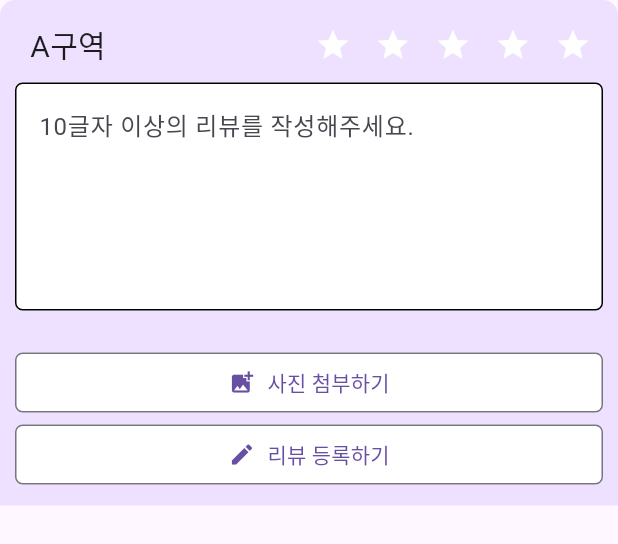
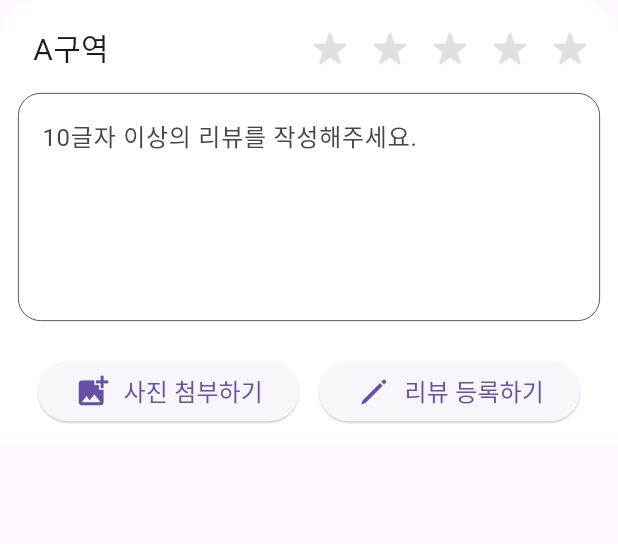
Before and after one commit to 2024-capstone-team119/FE-page, a Flutter app: the SeatWrite widget shown alone on an empty page, opened directly, on a phone screen of 412 x 824 dp. Shown: the top 544 px of the screen. Run offline on Flutter 3.47's test engine with Material 3 defaults, Android fonts, the phone set to English and light mode, and no system bars; our stand-ins replace card_swiper, fluttertoast, get, image_picker, table_calendar; missing offline and left inert: flutter_validator; network calls fail; Roboto replaces fonts that are missing (Pretendard).

Commit message:
feat : 좌석 시야 리뷰 페이지 스타일 수정

```diff
--- a/allcon/lib/Pages/seat/seat_main.dart
+++ b/allcon/lib/Pages/seat/seat_main.dart
@@ -3,6 +3,7 @@ import 'package:allcon/pages/seat/seat_write.dart';
 import 'package:allcon/widget/bottom_navigation_bar.dart';
 import 'package:allcon/Pages/Seat/seat_review.dart';
 import 'package:get/get.dart';
+import 'package:flutter/cupertino.dart';
 
 class ReviewController extends GetxController {
   RxMap<int, int> goodCounts = <int, int>{}.obs;
@@ -169,9 +170,10 @@ class _SeatMainState extends State<SeatMain> {
     List<Widget> starIcons = [];
     for (int i = 0; i < 5; i++) {
       if (i < reviewList[index].star) {
-        starIcons.add(const Icon(Icons.star, color: Colors.yellow));
+        starIcons
+            .add(const Icon(CupertinoIcons.star_fill, color: Colors.yellow));
       } else {
-        starIcons.add(const Icon(Icons.star_border, color: Colors.grey));
+        starIcons.add(const Icon(CupertinoIcons.star, color: Colors.black12));
       }
     }
 
--- a/allcon/lib/Pages/seat/seat_write.dart
+++ b/allcon/lib/Pages/seat/seat_write.dart
@@ -1,8 +1,10 @@
+import 'package:allcon/Util/Theme.dart';
 import 'package:flutter/material.dart';
 import 'package:allcon/Pages/Seat/seat_review.dart';
 import 'package:fluttertoast/fluttertoast.dart';
 import 'package:image_picker/image_picker.dart';
 import 'dart:io';
+import 'package:flutter/cupertino.dart';
 
 class SeatWrite extends StatefulWidget {
   const SeatWrite({super.key});
@@ -50,11 +52,11 @@ class _SeatWriteState extends State<SeatWrite> {
         selectedStar > 0 && _textController.text.length >= 10;
 
     return Container(
-      decoration: const BoxDecoration(
-        color: Color.fromARGB(255, 238, 225, 255),
+      decoration: BoxDecoration(
+        color: Colors.white,
         borderRadius: BorderRadius.only(
-          topLeft: Radius.circular(10.0),
-          topRight: Radius.circular(10.0),
+          topLeft: Radius.circular(25.0),
+          topRight: Radius.circular(25.0),
         ),
       ),
       child: Padding(
@@ -66,11 +68,11 @@ class _SeatWriteState extends State<SeatWrite> {
           mainAxisSize: MainAxisSize.min,
           children: <Widget>[
             Padding(
-              padding: const EdgeInsets.all(10.0),
+              padding: const EdgeInsets.all(12.0),
               child: Column(
                 children: [
                   Padding(
-                    padding: const EdgeInsets.fromLTRB(10.0, 0.0, 0.0, 5.0),
+                    padding: const EdgeInsets.fromLTRB(10.0, 0.0, 0.0, 10.0),
                     child: Row(
                       mainAxisAlignment: MainAxisAlignment.spaceBetween,
                       children: [
@@ -88,10 +90,10 @@ class _SeatWriteState extends State<SeatWrite> {
                                   });
                                 },
                                 icon: Icon(
-                                  Icons.star_outlined,
+                                  CupertinoIcons.star_fill,
                                   color: i <= selectedStar
                                       ? Colors.yellow
-                                      : Colors.white,
+                                      : Colors.black12,
                                 ),
                                 visualDensity: VisualDensity.compact,
                               ),
@@ -109,15 +111,17 @@ class _SeatWriteState extends State<SeatWrite> {
                       filled: true,
                       fillColor: Colors.white,
                       focusedBorder: OutlineInputBorder(
-                        borderRadius: BorderRadius.all(Radius.circular(5.0)),
-                        borderSide: BorderSide(width: 1, color: Colors.black),
+                        borderRadius: BorderRadius.all(Radius.circular(15.0)),
+                        borderSide:
+                            BorderSide(width: 0.5, color: Colors.black87),
                       ),
                       enabledBorder: OutlineInputBorder(
-                        borderRadius: BorderRadius.all(Radius.circular(5.0)),
-                        borderSide: BorderSide(width: 1, color: Colors.black),
+                        borderRadius: BorderRadius.all(Radius.circular(15.0)),
+                        borderSide:
+                            BorderSide(width: 0.5, color: Colors.black87),
                       ),
                       border: OutlineInputBorder(
-                        borderRadius: BorderRadius.all(Radius.circular(5.0)),
+                        borderRadius: BorderRadius.all(Radius.circular(15.0)),
                       ),
                     ),
                     onChanged: (_) {
@@ -125,9 +129,12 @@ class _SeatWriteState extends State<SeatWrite> {
                     },
                   ),
                   const SizedBox(
-                    height: 4.0,
+                    height: 3.0,
                   ),
                   uploadPhoto(),
+                  Row(
+                    mainAxisAlignment: MainAxisAlignment.spaceEvenly,
+                    children: [
                       uploadButton(
                         onPressed: () async {
                           multiImage = await picker.pickMultiImage();
@@ -163,9 +170,11 @@ class _SeatWriteState extends State<SeatWrite> {
                                   _showToast('10글자 이상의 리뷰를 작성해주세요.');
                                 }
                               }, // 버튼 비활성화
-                    icon: Icons.edit,
+                        icon: CupertinoIcons.pen,
                         label: '리뷰 등록하기',
                       ),
+                    ],
+                  )
                 ],
               ),
             ),
@@ -180,20 +189,24 @@ class _SeatWriteState extends State<SeatWrite> {
     required IconData icon,
     required String label,
   }) {
-    return OutlinedButton(
+    return ElevatedButton(
       onPressed: onPressed,
       style: OutlinedButton.styleFrom(
         shape: RoundedRectangleBorder(
-          borderRadius: BorderRadius.circular(5.0),
+          borderRadius: BorderRadius.circular(25.0),
         ),
-        backgroundColor: Colors.white,
+        backgroundColor: lavenderColor,
+        elevation: 0.5,
       ),
       child: Row(
         mainAxisAlignment: MainAxisAlignment.center,
         children: [
-          Icon(icon),
+          Icon(icon, size: 25.0),
           const SizedBox(width: 8),
-          Text(label),
+          Text(
+            label,
+            style: TextStyle(fontSize: 16.0),
+          ),
         ],
       ),
     );
--- a/allcon/lib/Util/Theme.dart
+++ b/allcon/lib/Util/Theme.dart
@@ -1,6 +1,7 @@
 import 'package:flutter/material.dart';
 
 // 보라색 계열
+const lavenderColor = Color(0xFFF7F6FA);
 const lightPurple = Color(0xFFCCABDB);
 const darkPurple = Color(0xFF8474A1);
 
```
Lines whose indentation alone changed are shown as unchanged.
